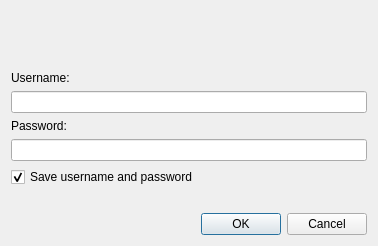
Before: the Qt Designer form ui/passworddialog.ui in metabrainz/picard, drawn with Qt 5.
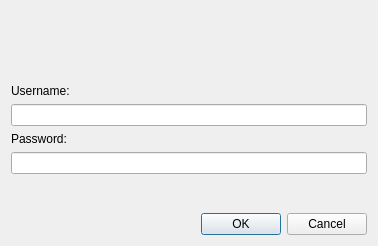
After: the same form once the commit is applied.

Commit message: Initial version of OAuth authentication

Patch:
```diff
--- a/ui/passworddialog.ui
+++ b/ui/passworddialog.ui
@@ -79,16 +79,6 @@
      </property>
     </widget>
    </item>
-   <item>
-    <widget class="QCheckBox" name="save_authentication" >
-     <property name="text" >
-      <string>Save username and password</string>
-     </property>
-     <property name="checked" >
-      <bool>true</bool>
-     </property>
-    </widget>
-   </item>
    <item>
     <spacer name="verticalSpacer_2" >
      <property name="orientation" >
```
The commit also changes 13 other files.
